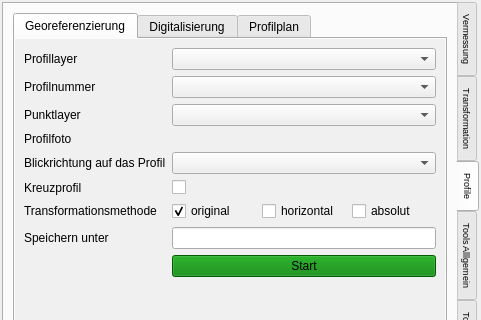
This is utils/t2g_arch_dockwidget_base.ui in Landesamt-fuer-Archaeologie-Sachsen/Tachy2GIS_arch as Qt 5 draws it before an edit; both pictures show x 0 to 481 and y 0 to 320 of the 481 by 777 pixel window. The edited form follows.
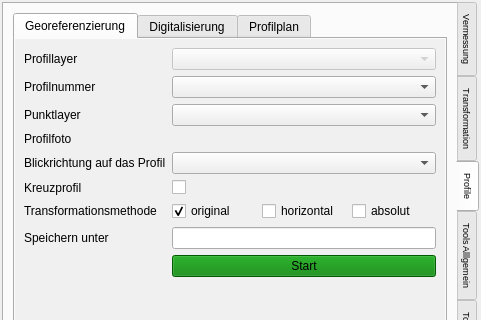
This is the edited form. The open tabs and pages were chosen to show the change. Icons and pictures are not drawn. Custom widgets are drawn as their Qt base class.

Commit message: fix bug 1626: refresh profile numbers after line layer features edit

What changed in the file:
```diff
--- a/utils/t2g_arch_dockwidget_base.ui
+++ b/utils/t2g_arch_dockwidget_base.ui
@@ -420,7 +420,11 @@
                </widget>
               </item>
               <item row="0" column="1">
-               <widget class="QgsMapLayerComboBox" name="layerProfileGeoref"/>
+               <widget class="QgsMapLayerComboBox" name="layerProfileGeoref">
+                <property name="enabled">
+                 <bool>false</bool>
+                </property>
+               </widget>
               </item>
               <item row="2" column="0">
                <widget class="QLabel" name="label_40">
```
The commit also changes 1 other file.
